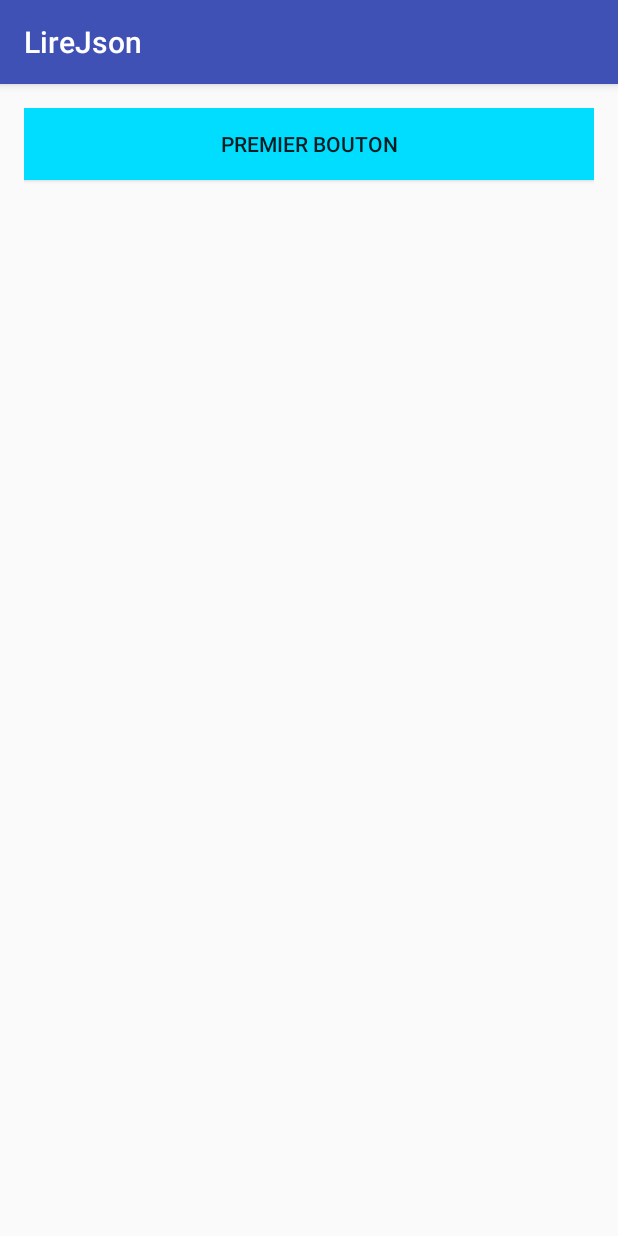
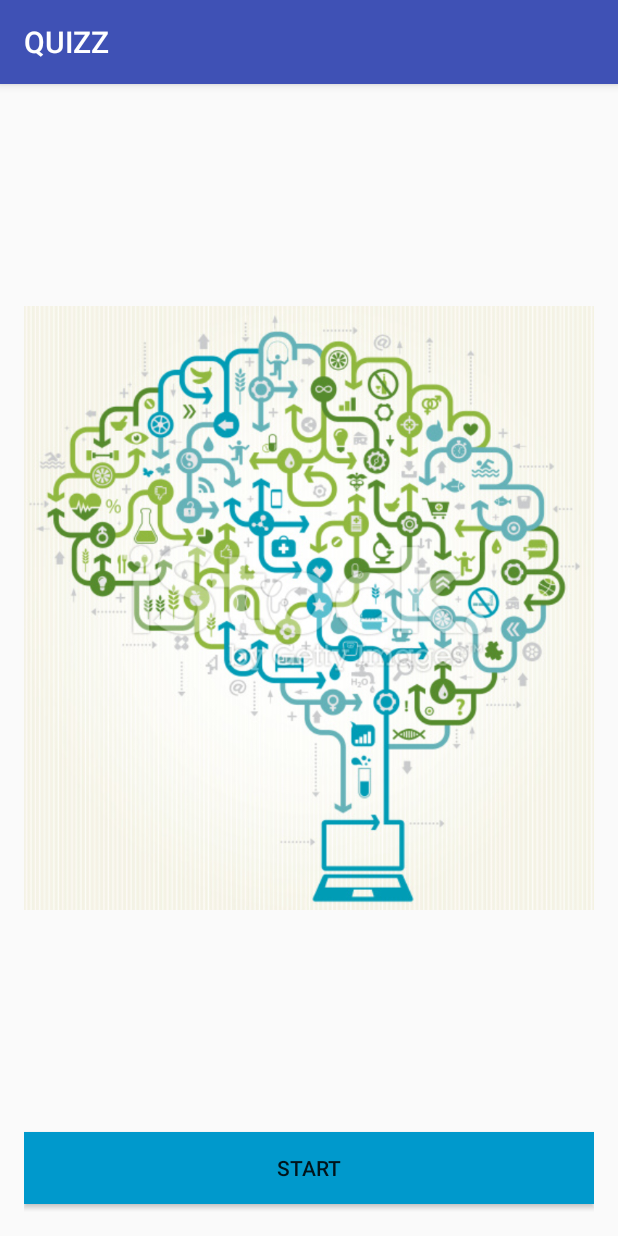
Before and after one commit to AmeurDrira/Android_Project_ReadFile_Json, an Android app: the screen it shows after launch (MainActivity), on a phone screen of 412 x 824 dp. Run offline under Robolectric (Android 15) with nearby library versions, the phone set to English and light mode, and no system bars.

Commit message:
«Ajouter image et couleurs »

```diff
--- a/app/src/main/AndroidManifest.xml
+++ b/app/src/main/AndroidManifest.xml
@@ -8,7 +8,7 @@
     <application
         android:allowBackup="true"
         android:icon="@mipmap/ic_launcher"
-        android:label="@string/app_name"
+        android:label="QUIZZ"
         android:supportsRtl="true"
         android:theme="@style/AppTheme">
         <activity android:name=".activity.MainActivity">
--- a/app/src/main/java/com/example/ameur/lirejson/activity/MainActivity.java
+++ b/app/src/main/java/com/example/ameur/lirejson/activity/MainActivity.java
@@ -2,13 +2,15 @@ package com.example.ameur.lirejson.activity;
 
 import android.os.Bundle;
 import android.support.design.widget.CoordinatorLayout;
+import android.support.design.widget.FloatingActionButton;
 import android.support.v7.app.AppCompatActivity;
-import android.util.Log;
 import android.view.View;
 import android.widget.Button;
+import android.widget.ImageView;
 
 import com.example.ameur.lirejson.R;
 import com.example.ameur.lirejson.core.Quiz;
+import com.example.ameur.lirejson.fragement.LastFragment;
 import com.example.ameur.lirejson.fragement.QuestionFragment;
 
 import org.json.JSONArray;
@@ -23,10 +25,17 @@ import java.util.ArrayList;
 public class MainActivity extends AppCompatActivity implements View.OnClickListener {
 
 
+    private Button mResume;
+    private Button mBfinish;
+    private ImageView mImage;
+
     private Button mButtonFile;
+    private FloatingActionButton mFab;
     private CoordinatorLayout coordinatorLayout;
     private Quiz mQuiz;
     ArrayList<Quiz> mquizs = new ArrayList<Quiz>();
+    private int numeroQuestion = 0;
+    public int score = 70;
 
 
     @Override
@@ -34,8 +43,16 @@ public class MainActivity extends AppCompatActivity implements View.OnClickListe
         super.onCreate(savedInstanceState);
         setContentView(R.layout.activity_main);
 
+        mResume = (Button) findViewById(R.id.mResume);
+        mResume.setOnClickListener(this);
         mButtonFile = (Button) findViewById(R.id.mButtonFile);
         mButtonFile.setOnClickListener(this);
+        mFab = (FloatingActionButton) findViewById(R.id.fab);
+        mFab.setOnClickListener(this);
+        mFab.setVisibility(View.INVISIBLE);
+        mBfinish = (Button) findViewById(R.id.mBfinish);
+        mBfinish.setOnClickListener(this);
+        mImage = (ImageView) findViewById(R.id.mImage);
 
         coordinatorLayout = (CoordinatorLayout) findViewById(R.id
                 .coordinatorLayout);
@@ -50,18 +67,38 @@ public class MainActivity extends AppCompatActivity implements View.OnClickListe
             case R.id.mButtonFile:
                 readAssetFile();
                 toFragementQuestion();
+                mFab.setVisibility(View.VISIBLE);
+                mResume.setVisibility(View.INVISIBLE);
+                mBfinish.setVisibility(View.INVISIBLE);
+                mImage.setVisibility(View.INVISIBLE);
 
-                mButtonFile.setVisibility(View.INVISIBLE);
-                break;
-
+            case R.id.fab:
+                if (numeroQuestion >= mquizs.size()) {
+                    toLastFragement();
+                    mBfinish.setVisibility(View.VISIBLE);
+                    this.mFab.setVisibility(View.INVISIBLE);
+                } else {
+                    toFragementQuestion();
+                    numeroQuestion++;
+                    mButtonFile.setVisibility(View.INVISIBLE);
+                    break;
+                }
+            case R.id.mBfinish:
+                //finish();
 
         }
+    }
+
+    private void toLastFragement() {
+        getSupportFragmentManager().beginTransaction()
+                .replace(R.id.main_layout, LastFragment.newInstance(score))
+                .commit();
     }
 
     private void toFragementQuestion() {
 
         getSupportFragmentManager().beginTransaction()
-                .replace(R.id.main_layout, QuestionFragment.newInstance(mquizs.get(0)))
+                .replace(R.id.main_layout, QuestionFragment.newInstance(mquizs.get(numeroQuestion)))
                 .commit();
     }
 
@@ -103,9 +140,7 @@ public class MainActivity extends AppCompatActivity implements View.OnClickListe
 
 
             }
-            Log.v("Taille", mquizs.size() + "");
-            Log.v("Valeur0", mquizs.get(0).getQuestion() + "");
-            Log.v("Valeur1", mquizs.get(1).getQuestion() + "");
+
 
         } catch (JSONException e) {
             e.printStackTrace();
--- a/app/src/main/java/com/example/ameur/lirejson/fragement/QuestionFragment.java
+++ b/app/src/main/java/com/example/ameur/lirejson/fragement/QuestionFragment.java
@@ -92,6 +92,7 @@ public class QuestionFragment extends Fragment implements View.OnClickListener {
                         snackbar.show();
                         radioGroup.clearCheck();
 
+
                     } else {
                         snackbar = Snackbar
                                 .make(coordinatorLayout, "Reponse fausse", Snackbar.LENGTH_LONG);
--- a/app/src/main/res/layout/activity_main.xml
+++ b/app/src/main/res/layout/activity_main.xml
@@ -18,16 +18,62 @@
         android:paddingTop="@dimen/activity_vertical_margin"
         tools:context=".activity.MainActivity">
 
+        <ImageView
+            android:id="@+id/mImage"
+            android:layout_width="wrap_content"
+            android:layout_height="1000px"
+            android:layout_gravity="top"
+            android:gravity="top"
 
+            android:maxHeight="42px"
+            android:src="@drawable/health"
 
+            />
 
         <Button
             android:id="@+id/mButtonFile"
             android:layout_width="fill_parent"
             android:layout_height="wrap_content"
-        android:text="Premier bouton"
-        android:background="@android:color/holo_blue_bright"
-        android:layout_gravity="bottom"/>
+            android:layout_below="@id/mImage"
+
+            android:layout_gravity="bottom"
+            android:layout_marginTop="@dimen/activity_vertical_margin"
+            android:background="@android:color/holo_blue_dark"
+            android:text="Start" />
+
+        <Button
+            android:id="@+id/mResume"
+            android:layout_width="fill_parent"
+            android:layout_height="wrap_content"
+            android:layout_below="@id/mButtonFile"
+            android:layout_gravity="bottom"
+            android:layout_marginTop="@dimen/activity_vertical_margin"
+            android:background="@android:color/holo_blue_dark"
+            android:text="Resume" />
+
+        <Button
+            android:id="@+id/mBfinish"
+            android:layout_width="fill_parent"
+            android:layout_height="wrap_content"
+            android:layout_below="@id/mResume"
+            android:layout_gravity="bottom"
+            android:layout_marginTop="@dimen/activity_vertical_margin"
+            android:background="@android:color/holo_blue_dark"
+            android:text="Exit" />
+
+        <android.support.design.widget.FloatingActionButton
+            android:id="@+id/fab"
+            android:layout_width="wrap_content"
+            android:layout_height="wrap_content"
+
+
+            android:src="@drawable/ic_arrow_forward"
+            app:backgroundTint="@color/colorNext"
+            android:layout_alignBottom="@+id/mImage"
+            android:layout_alignParentRight="true"
+            android:layout_alignParentEnd="true"
+            android:layout_marginBottom="132dp" />
+
 
     </RelativeLayout>
 </android.support.design.widget.CoordinatorLayout>
--- a/app/src/main/res/values/colors.xml
+++ b/app/src/main/res/values/colors.xml
@@ -3,4 +3,8 @@
     <color name="colorPrimary">#3F51B5</color>
     <color name="colorPrimaryDark">#303F9F</color>
     <color name="colorAccent">#FF4081</color>
+    <color name="colorButton">#91b740</color>#66ccce
+    <color name="colorQuestion">#66ccce</color>
+    <color name="colorFont">#f7f7ed</color>
+    <color name="colorNext">#ff999a</color>
 </resources>
```
Also changed, not shown: app/src/main/java/com/example/ameur/lirejson/fragement/LastFragment.java (added, +39 -0 lines), app/src/main/res/layout/fragment_last.xml (added, +20 -0 lines), app/src/main/res/layout/fragment_question.xml (+21 -17 lines), app/src/main/res/drawable/health.jpg (added), app/src/main/res/drawable/ic_arrow_forward.png (added), 1 other file. Lines whose indentation alone changed are shown as unchanged.
